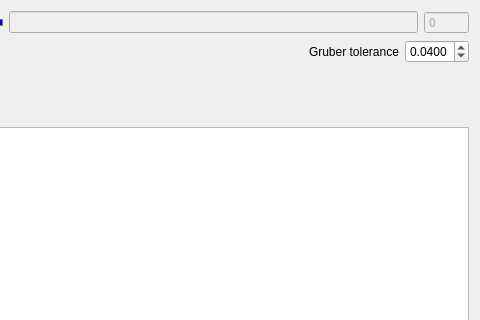
The window that apps/NSXQt/ui/FindUnitCellDialog.ui (k61n/openhkl) describes before a commit, drawn with Qt 5; both pictures show x 518 to 998 and y 0 to 320 of the 998 by 617 pixel window.
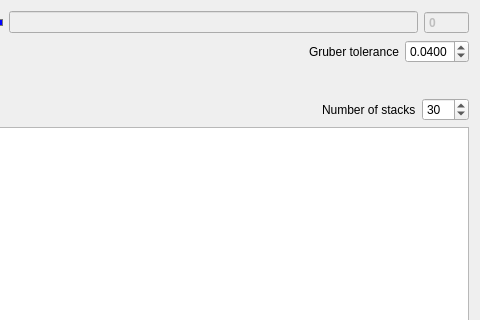
The same window after the commit.

Commit message: make number of stacks in FFT indexing a user-defined variable

```diff
--- a/apps/NSXQt/ui/FindUnitCellDialog.ui
+++ b/apps/NSXQt/ui/FindUnitCellDialog.ui
@@ -279,6 +279,23 @@
        </property>
       </spacer>
      </item>
+     <item>
+      <widget class="QLabel" name="label_4">
+       <property name="text">
+        <string>Number of stacks</string>
+       </property>
+      </widget>
+     </item>
+     <item>
+      <widget class="QSpinBox" name="stacksSpinBox">
+       <property name="maximum">
+        <number>500</number>
+       </property>
+       <property name="value">
+        <number>30</number>
+       </property>
+      </widget>
+     </item>
     </layout>
    </item>
    <item row="5" column="0">
```
The commit also changes 1 other file.
